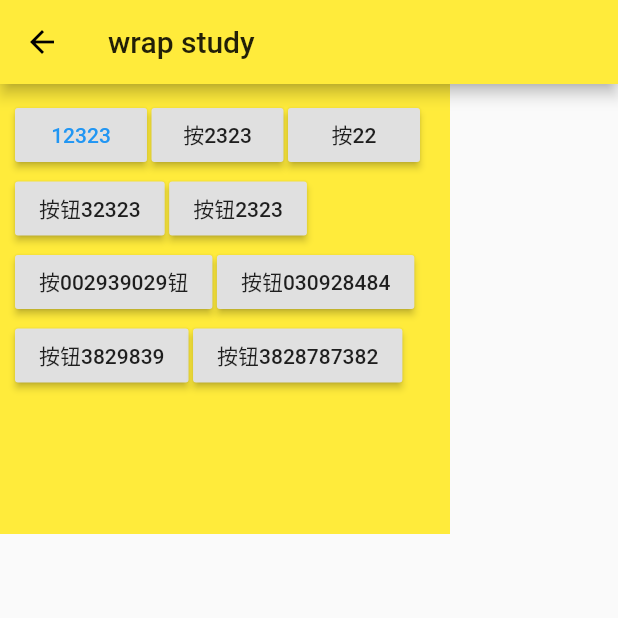
After one commit to fanchen520/HelloFlutter, a Flutter app: the screen it shows after launch, after a tap on "Wrap", on a phone screen of 412 x 824 dp, the top half of it. The commit adds this screen. Run offline on Flutter 3.47's test engine with Material 2 defaults, Android fonts, the phone set to English and light mode, and no system bars; network calls fail.

Commit message:
添加wrap，card

```diff
--- a/lib/firstScreen.dart
+++ b/lib/firstScreen.dart
@@ -3,6 +3,8 @@ import 'padding.dart';
 import 'customContainer.dart';
 import 'waterfallFlow.dart';
 import 'stackStudy.dart';
+import 'wrapWidget.dart';
+import 'cardWidget.dart';
 
 class FirstScreen extends StatelessWidget {
   @override
@@ -32,6 +34,18 @@ class FirstScreen extends StatelessWidget {
           onTap:(){
             Navigator.push(context, new MaterialPageRoute(builder: (context) => new StackStudy()));
           },
+        ),
+        ListTile(
+          title: Text('Wrap'),
+          onTap:(){
+            Navigator.push(context, new MaterialPageRoute(builder: (context) => new WrapWidget()));
+          },
+        ),
+        ListTile(
+          title: Text('Card'),
+          onTap:(){
+            Navigator.push(context, new MaterialPageRoute(builder: (context) => new CardWidget()));
+          },
         )
       ],
     );
--- a/lib/stackStudy.dart
+++ b/lib/stackStudy.dart
@@ -24,6 +24,7 @@ class ScreenBody extends StatelessWidget {
           alignment: Alignment.center,
           children: <Widget>[
             Positioned(
+              left: 50,
               child: Icon(
                 Icons.home,
                 size: 40,
@@ -38,6 +39,7 @@ class ScreenBody extends StatelessWidget {
               ),
             ),
             Positioned(
+              right: 50,
               child: Icon(
                 Icons.shopping_cart,
                 size: 40,
--- /dev/null
+++ b/lib/wrapWidget.dart
@@ -0,0 +1,47 @@
+import 'package:flutter/material.dart';
+
+class WrapWidget extends StatelessWidget {
+  @override
+  Widget build(BuildContext context) {
+    return Scaffold(
+      appBar: new AppBar(
+        title: Text("wrap study"),
+      ),
+      body: ScreenBody(),
+    );
+  }
+}
+
+class ScreenBody extends StatelessWidget {
+  const ScreenBody({Key key}) : super(key: key);
+
+  @override
+  Widget build(BuildContext context) {
+    return Container(
+      color: Colors.yellow,
+      padding: EdgeInsets.all(10),
+      width: 300,
+      height: 300,
+      child: Wrap(
+        spacing: 3.0, // 主轴(水平)方向间距
+        runSpacing: 1.0, // 纵轴（垂直）方向间距
+        // alignment: WrapAlignment.center, //沿主轴方向居中
+        children: <Widget>[
+          RaisedButton(
+              child: Text("12323"),
+              textColor: Colors.blue,
+              onPressed: () {},
+              ),
+          RaisedButton(child: Text("按2323"), onPressed: () {}),
+          RaisedButton(child: Text("按22"), onPressed: () {}),
+          RaisedButton(child: Text("按钮32323"), onPressed: () {}),
+          RaisedButton(child: Text("按钮2323"), onPressed: () {}),
+          RaisedButton(child: Text("按002939029钮"), onPressed: () {}),
+          RaisedButton(child: Text("按钮030928484"), onPressed: () {}),
+          RaisedButton(child: Text("按钮3829839"), onPressed: () {}),
+          RaisedButton(child: Text("按钮3828787382"), onPressed: () {}),
+        ],
+      ),
+    );
+  }
+}
```
Also changed, not shown: lib/cardWidget.dart (added, +200 -0 lines), 20 other files.
